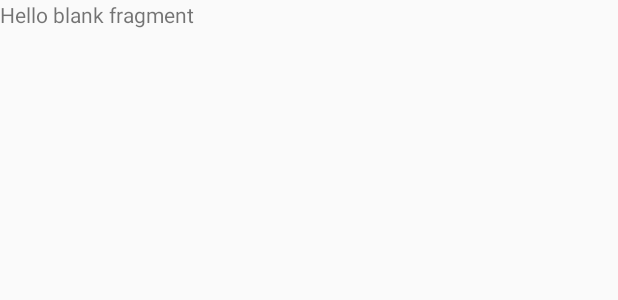
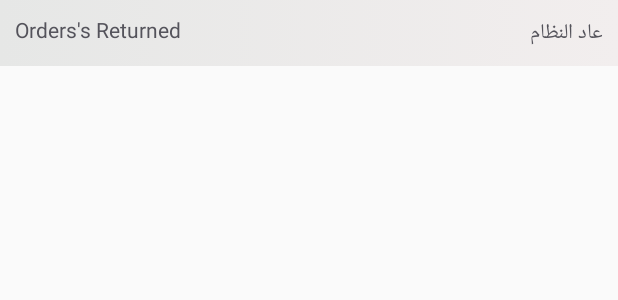
Before and after one commit to AlecSPb/prac, an Android app: the layout fragment_return.xml on its own in the app's theme, with its tools: preview values and no code run, on a phone screen of 412 x 824 dp. Shown: the top 300 px of the screen. Run offline under Robolectric (Android 15) with nearby library versions, the light colour scheme and no system bars.

Commit message:
Fragments listing done

```diff
--- a/app/src/main/res/layout/fragment_return.xml
+++ b/app/src/main/res/layout/fragment_return.xml
@@ -1,14 +1,50 @@
 <?xml version="1.0" encoding="utf-8"?>
-<FrameLayout xmlns:android="http://schemas.android.com/apk/res/android"
+<FrameLayout
     xmlns:tools="http://schemas.android.com/tools"
+    xmlns:android="http://schemas.android.com/apk/res/android"
     android:layout_width="match_parent"
     android:layout_height="match_parent"
-    tools:context=".ReturnFragment">
+    tools:context=".OrderFragment">
+    <RelativeLayout
+        android:layout_width="match_parent"
+        android:layout_height="match_parent">
 
-    <!-- TODO: Update blank fragment layout -->
-    <TextView
-        android:layout_width="match_parent"
-        android:layout_height="match_parent"
-        android:text="@string/hello_blank_fragment" />
+        <RelativeLayout
+            android:layout_width="match_parent"
+            android:layout_height="wrap_content"
+            android:id="@+id/today_text_box"
+            android:background="@drawable/activity_background"
+      >
+
+            <TextView
+                android:layout_width="wrap_content"
+                android:layout_height="wrap_content"
+                android:text="Orders's Returned"
+                android:layout_alignParentLeft="true"
+                android:padding="10dp"
+                android:id="@+id/today_order_details"
+                android:textColor="@color/secondary_text_color"/>
+
+            <TextView
+                android:layout_width="wrap_content"
+                android:layout_height="wrap_content"
+                android:text="عاد النظام"
+                android:layout_alignParentRight="true"
+                android:padding="10dp"
+                android:textColor="@color/secondary_text_color"/>
+
+        </RelativeLayout>
+
+        <android.support.v7.widget.RecyclerView
+            android:layout_width="match_parent"
+            android:layout_height="wrap_content"
+            android:layout_below="@+id/today_text_box"
+            android:id="@+id/order_list"
+
+            >
+
+        </android.support.v7.widget.RecyclerView>
+
+    </RelativeLayout>
 
 </FrameLayout>
```
Also changed, not shown: app/src/main/java/com/example/user/dprac/BarCodeReaderActivity.java (+80 -74 lines), app/src/main/java/com/example/user/dprac/NotAvailableFragment.java (+32 -0 lines), app/src/main/java/com/example/user/dprac/PickUpActivity.java (+18 -5 lines), app/src/main/java/com/example/user/dprac/ReturnFragment.java (+31 -0 lines), app/src/main/res/layout/fragment_not_available.xml (+43 -7 lines), app/src/main/res/layout/fragment_order.xml (indentation only).
